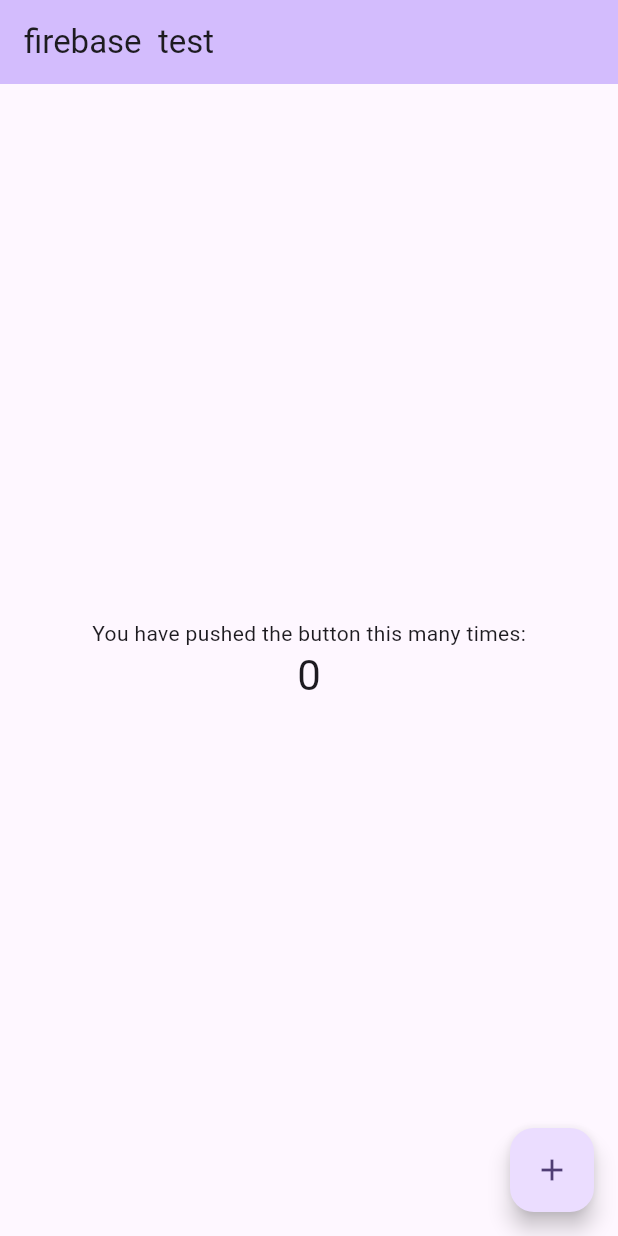
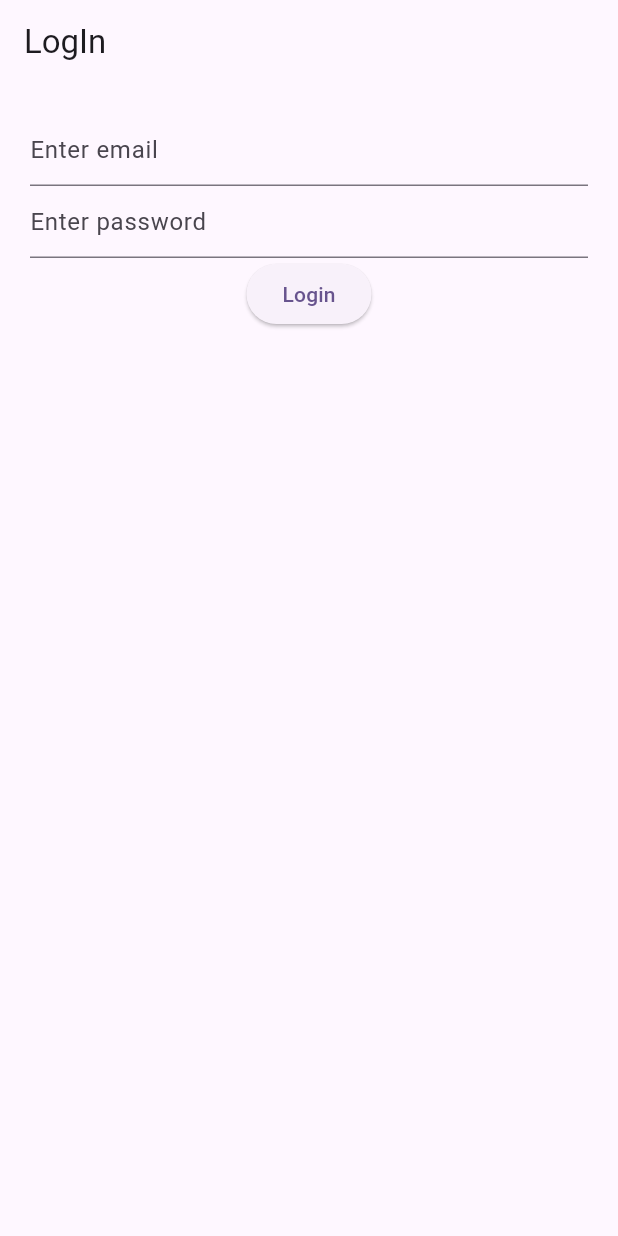
Before and after one commit to shoto87/authentication-system-using-firebase, a Flutter app: the screen it shows after launch, on a phone screen of 412 x 824 dp. Run offline on Flutter 3.47's test engine with Material 3 defaults, Android fonts, the phone set to English and light mode, and no system bars; our stand-ins replace firebase_auth, firebase_core; accounts and stored records are empty.

Commit message:
done with the base

```diff
--- a/lib/main.dart
+++ b/lib/main.dart
@@ -1,5 +1,6 @@
 import 'dart:io';
 import 'package:firebase_core/firebase_core.dart';
+import 'package:firebase_test/wrapper/wrapper.dart';
 import 'package:flutter/material.dart';
 
 void main() async {
@@ -39,7 +40,7 @@ class MyApp extends StatelessWidget {
         colorScheme: ColorScheme.fromSeed(seedColor: Colors.deepPurple),
         useMaterial3: true,
       ),
-      home: const MyHomePage(title: 'firebase  test'),
+      home: Wrapper(),
     );
   }
 }
--- /dev/null
+++ b/lib/pages/LogIn.dart
@@ -0,0 +1,44 @@
+import 'package:firebase_auth/firebase_auth.dart';
+import 'package:flutter/material.dart';
+
+class Login extends StatefulWidget {
+  const Login({super.key});
+
+  @override
+  State<Login> createState() => _LoginState();
+}
+
+class _LoginState extends State<Login> {
+  TextEditingController email = TextEditingController();
+  TextEditingController password = TextEditingController();
+
+  signIn() async {
+    await FirebaseAuth.instance
+        .signInWithEmailAndPassword(email: email.text, password: password.text);
+  }
+
+  @override
+  Widget build(BuildContext context) {
+    return Scaffold(
+      appBar: AppBar(
+        title: Text('LogIn'),
+      ),
+      body: Padding(
+        padding: const EdgeInsets.all(20.0),
+        child: Column(
+          children: [
+            TextField(
+              controller: email,
+              decoration: InputDecoration(hintText: 'Enter email'),
+            ),
+            TextField(
+              controller: password,
+              decoration: InputDecoration(hintText: 'Enter password'),
+            ),
+            ElevatedButton(onPressed: (() => signIn()), child: Text('Login'))
+          ],
+        ),
+      ),
+    );
+  }
+}
--- /dev/null
+++ b/lib/wrapper/wrapper.dart
@@ -0,0 +1,28 @@
+import 'package:firebase_auth/firebase_auth.dart';
+import 'package:firebase_test/pages/HomePage.dart';
+import 'package:firebase_test/pages/LogIn.dart';
+import 'package:flutter/material.dart';
+
+class Wrapper extends StatefulWidget {
+  const Wrapper({super.key});
+
+  @override
+  State<Wrapper> createState() => _WrapperState();
+}
+
+class _WrapperState extends State<Wrapper> {
+  @override
+  Widget build(BuildContext context) {
+    return Scaffold(
+      body: StreamBuilder(
+          stream: FirebaseAuth.instance.authStateChanges(),
+          builder: (context, Snapshot) {
+            if (Snapshot.hasData) {
+              return Homepage();
+            } else {
+              return Login();
+            }
+          }),
+    );
+  }
+}
```
Also changed, not shown: lib/pages/HomePage.dart (added, +33 -0 lines), lib/models/Users.dart (added), lib/pages/SignUp.dart (added).
